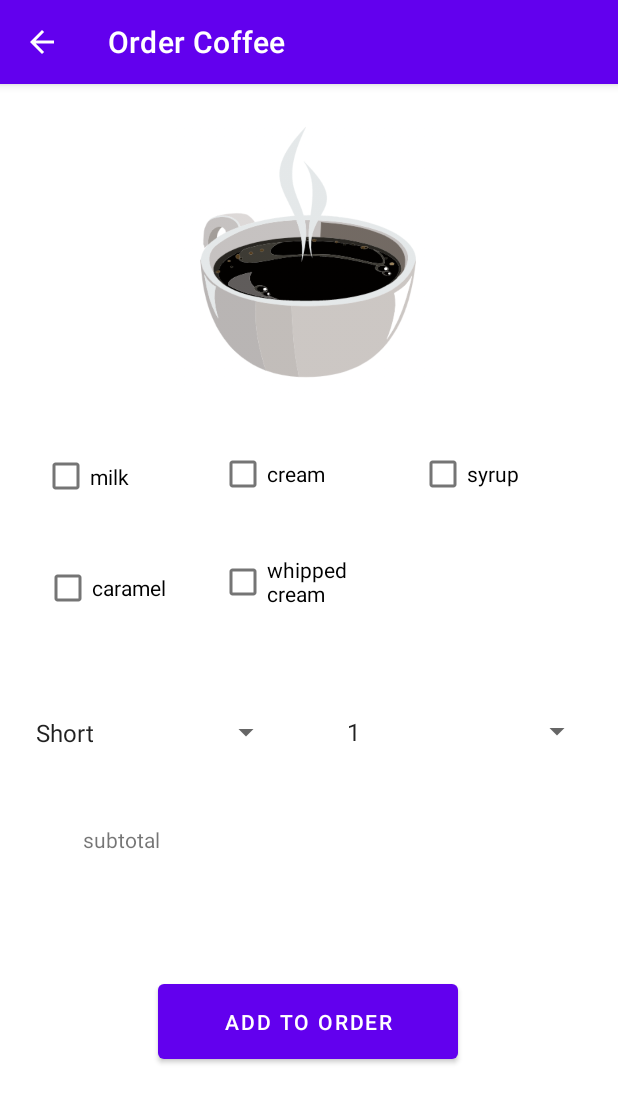
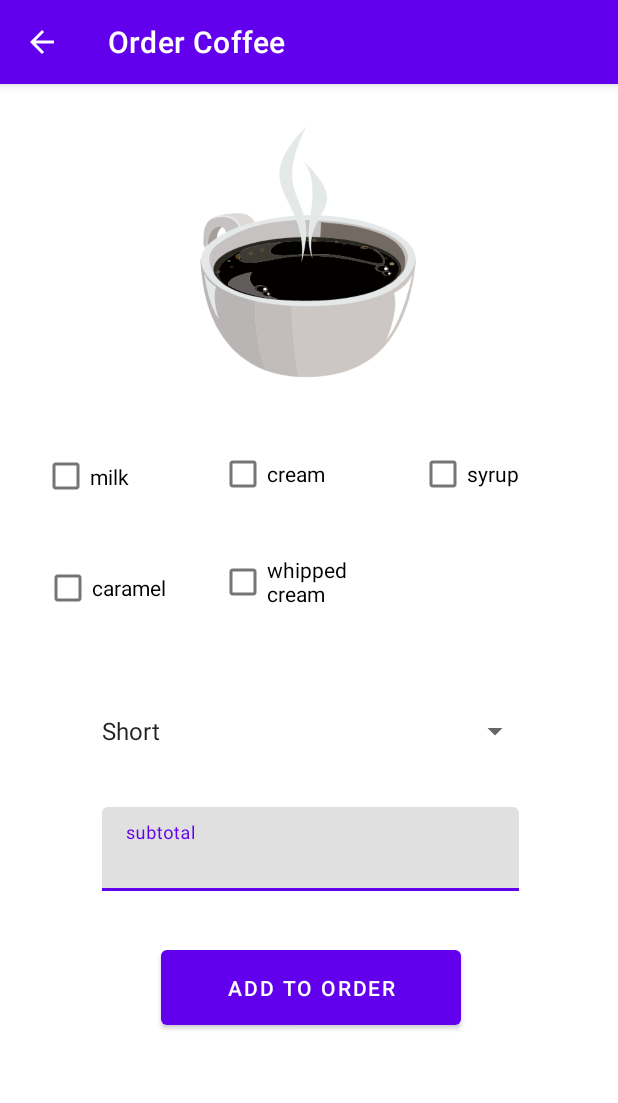
Before and after one commit to kuhuhalder/RUCafeApp, an Android app: the OrderingCoffeeActivity screen opened directly, with no data from a screen before it, on a phone screen of 412 x 824 dp. Shown: the top 1103 px of the screen. Run offline under Robolectric (Android 15) with nearby library versions, the light colour scheme and no system bars; 1 statement that could not run was skipped.

Commit message:
donut coffee

```diff
--- a/app/src/main/java/com/example/rucafeapp/OrderingCoffeeActivity.java
+++ b/app/src/main/java/com/example/rucafeapp/OrderingCoffeeActivity.java
@@ -5,12 +5,16 @@ import androidx.appcompat.app.AppCompatActivity;
 import android.os.Bundle;
 import android.view.View;
 
-public class OrderingCoffeeActivity extends AppCompatActivity {
+public class OrderingCoffeeActivity extends AppCompatActivity implements AdapterView.OnItemSelectedListener {
+
+    private Spinner size;
 
     @Override
     protected void onCreate(Bundle savedInstanceState) {
         super.onCreate(savedInstanceState);
         setContentView(R.layout.activity_ordering_coffee);
+        size= findView
+
     }
 
     public void addToOrder(View view)
--- a/app/src/main/res/layout/activity_order_details.xml
+++ b/app/src/main/res/layout/activity_order_details.xml
@@ -16,8 +16,10 @@
         app:layout_constraintTop_toBottomOf="@+id/textInputLayout">
 
         <com.google.android.material.textfield.TextInputEditText
+            android:id="@+id/salestax"
             android:layout_width="match_parent"
             android:layout_height="wrap_content"
+            android:editable="false"
             android:hint="@string/sales_tax_your_orders" />
     </com.google.android.material.textfield.TextInputLayout>
 
@@ -72,8 +74,10 @@
         app:layout_constraintTop_toBottomOf="@+id/yourOrdersListView">
 
         <com.google.android.material.textfield.TextInputEditText
+            android:id="@+id/subtotal"
             android:layout_width="match_parent"
             android:layout_height="match_parent"
+            android:editable="false"
             android:hint="@string/subtotal_your_order" />
     </com.google.android.material.textfield.TextInputLayout>
 
@@ -87,8 +91,10 @@
         app:layout_constraintTop_toBottomOf="@+id/textInputLayout3">
 
         <com.google.android.material.textfield.TextInputEditText
+            android:id="@+id/total"
             android:layout_width="match_parent"
             android:layout_height="wrap_content"
+            android:editable="false"
             android:hint="@string/total" />
     </com.google.android.material.textfield.TextInputLayout>
 
--- a/app/src/main/res/layout/activity_ordering_coffee.xml
+++ b/app/src/main/res/layout/activity_ordering_coffee.xml
@@ -8,10 +8,10 @@
 
     <Spinner
         android:id="@+id/sizeSpinner"
-        android:layout_width="172dp"
-        android:layout_height="59dp"
-        android:layout_marginStart="16dp"
-        android:layout_marginTop="42dp"
+        android:layout_width="294dp"
+        android:layout_height="53dp"
+        android:layout_marginStart="60dp"
+        android:layout_marginTop="44dp"
         android:entries="@array/coffee_size"
         app:layout_constraintStart_toStartOf="parent"
         app:layout_constraintTop_toBottomOf="@+id/caramelCheckbox" />
@@ -46,37 +46,16 @@
         app:layout_constraintStart_toStartOf="@+id/creamCheckbox"
         app:layout_constraintTop_toBottomOf="@+id/creamCheckbox" />
 
-    <Spinner
-        android:id="@+id/quantitySpinnerCoffee"
-        android:layout_width="172dp"
-        android:layout_height="59dp"
-        android:layout_marginStart="35dp"
-        android:layout_marginTop="46dp"
-        android:entries="@array/quantity"
-        app:layout_constraintStart_toEndOf="@+id/sizeSpinner"
-        app:layout_constraintTop_toBottomOf="@+id/whippedCreamCheckbox" />
-
-    <TextView
-        android:id="@+id/subtotalCoffee"
-        android:layout_width="301dp"
-        android:layout_height="52dp"
-        android:layout_marginTop="32dp"
-        android:text="@string/subtotal_coffee"
-        app:layout_constraintEnd_toEndOf="@+id/quantitySpinnerCoffee"
-        app:layout_constraintStart_toStartOf="@+id/sizeSpinner"
-        app:layout_constraintTop_toBottomOf="@+id/sizeSpinner" />
-
     <Button
         android:id="@+id/addToOrderCoffee"
         android:layout_width="200dp"
         android:layout_height="62dp"
-        android:layout_marginTop="48dp"
+        android:layout_marginTop="32dp"
         android:onClick="addToOrder"
         android:text="@string/add_to_order_coffee"
-        app:layout_constraintEnd_toEndOf="@+id/subtotalCoffee"
-        app:layout_constraintHorizontal_bias="0.495"
-        app:layout_constraintStart_toStartOf="@+id/subtotalCoffee"
-        app:layout_constraintTop_toBottomOf="@+id/subtotalCoffee" />
+        app:layout_constraintEnd_toEndOf="@+id/textInputLayout2"
+        app:layout_constraintStart_toStartOf="@+id/textInputLayout2"
+        app:layout_constraintTop_toBottomOf="@+id/textInputLayout2" />
 
     <CheckBox
         android:id="@+id/milkCheckbox"
@@ -109,4 +88,21 @@
         app:layout_constraintTop_toTopOf="parent"
         app:srcCompat="@drawable/coffee2" />
 
+    <com.google.android.material.textfield.TextInputLayout
+        android:id="@+id/textInputLayout2"
+        android:layout_width="278dp"
+        android:layout_height="57dp"
+        android:layout_marginTop="24dp"
+        app:layout_constraintEnd_toEndOf="@+id/sizeSpinner"
+        app:layout_constraintStart_toStartOf="@+id/sizeSpinner"
+        app:layout_constraintTop_toBottomOf="@+id/sizeSpinner">
+
+        <com.google.android.material.textfield.TextInputEditText
+            android:id="@+id/subtotalCoffee"
+            android:layout_width="match_parent"
+            android:layout_height="wrap_content"
+            android:editable="false"
+            android:hint="@string/subtotal_coffee" />
+    </com.google.android.material.textfield.TextInputLayout>
+
 </androidx.constraintlayout.widget.ConstraintLayout>
```
Also changed, not shown: app/src/main/res/layout/activity_ordering_donuts.xml (+21 -16 lines).
